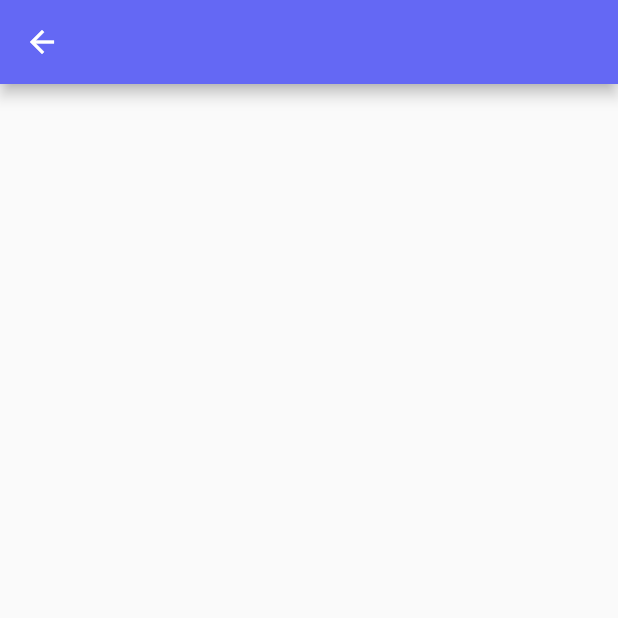
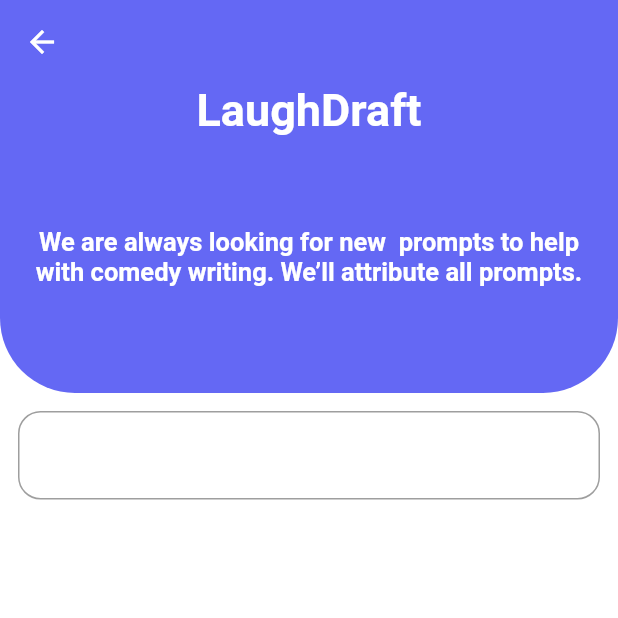
Before and after one commit to himanshu447/comedyApp, a Flutter app: the SubmitPromptWidget screen opened directly, on a phone screen of 412 x 824 dp, the top half of it. Run offline on Flutter 3.47's test engine with Material 2 defaults, Android fonts, the phone set to English and light mode, and no system bars; our stand-ins replace bloc, flutter_bloc, get_it; Roboto replaces fonts that are missing (SF Pro Display).

Commit message:
Half part of submit prompt

```diff
--- a/lib/feacture/submit_prompt/presentation/page/submit_prompt.dart
+++ b/lib/feacture/submit_prompt/presentation/page/submit_prompt.dart
@@ -1,4 +1,6 @@
+import 'package:comedy/share/widget/top_app_bar_widget.dart';
 import 'package:comedy/utils/color_util.dart';
+import 'package:comedy/utils/string_util.dart';
 import 'package:flutter/material.dart';
 
 class SubmitPromptWidget extends StatefulWidget {
@@ -7,16 +9,39 @@
 }
 
 class _SubmitPromptWidgetState extends State<SubmitPromptWidget> {
+
+  final TextEditingController _nameController = TextEditingController();
+  final TextEditingController _emailController = TextEditingController();
+  final TextEditingController _websiteController = TextEditingController();
+  final TextEditingController _promptTextController = TextEditingController();
+
   @override
   Widget build(BuildContext context) {
     return Scaffold(
       appBar: AppBar(
         backgroundColor: AppColor.primary_blue[500],
+        elevation: 0.0,
+      ),
+      body: loadBody,
+    );
+  }
+
+  Widget get loadBody {
+    return SingleChildScrollView(
+      child: Column(
+        children: [
+          TopAppBarWidget(
+            title: AppString.laugh_draft,
+            subTitle: AppString.submit_prompt_top_desc,
+          ),
+          Padding(
+            padding: const EdgeInsets.symmetric(horizontal: 12,vertical: 12),
+            child: TextFormField(
+              controller: _nameController,
+            ),
+          ),
+        ],
       ),
     );
   }
-
-  Widget get loadBody{
-    return Container();
-  }
 }
--- a/lib/main.dart
+++ b/lib/main.dart
@@ -2,6 +2,7 @@
 import 'package:flutter/material.dart';
 import 'package:comedy/injector.dart' as injector;
 
+import 'config/apptheme.dart';
 import 'feacture/landing/presentation/page/landing.dart';
 
 void main() async {
@@ -16,10 +17,7 @@
     return MaterialApp(
       title: 'Flutter Demo',
       debugShowCheckedModeBanner: false,
-      theme: ThemeData(
-        primarySwatch: Colors.blue,
-        visualDensity: VisualDensity.adaptivePlatformDensity,
-      ),
+      theme: AppTheme.themeColors(context),
       onGenerateRoute: RouteGenerator.generateRoute,
       home: LandingView(),
     );
--- a/lib/share/widget/top_app_bar_widget.dart
+++ b/lib/share/widget/top_app_bar_widget.dart
@@ -6,10 +6,12 @@
   final String title;
   final String subTitle;
 
-  const TopAppBarWidget({
-    this.title,
+  TopAppBarWidget({
+    @required this.title,
     this.subTitle,
-  });
+  }) {
+    assert(title != null);
+  }
 
   @override
   Widget build(BuildContext context) {
@@ -35,12 +37,12 @@
           Visibility(
             visible: subTitle != null,
             child: TextComponent(
-              title: subTitle != null ? subTitle :'',
+              title: subTitle != null ? subTitle : '',
               fontSize: 17,
               fontWeight: FontWeight.w600,
               color: AppColor.white,
               textAlign: TextAlign.center,
-              margin: EdgeInsets.only(top: 60),
+              margin: EdgeInsets.only(top: 60,right: 20,left: 20),
             ),
           )
         ],
--- a/lib/utils/color_util.dart
+++ b/lib/utils/color_util.dart
@@ -51,5 +51,7 @@
 
   static const Color bottomBarTextColor = Color(0xFFA69FAD);
 
+  static const Color textFieldBgColor = Color(0xFFF2F3F7);
+
 
 }
--- a/lib/utils/string_util.dart
+++ b/lib/utils/string_util.dart
@@ -1,5 +1,7 @@
 class AppString {
+  ///Common
   static const String app_name = 'ComedyApp';
+  static const String submit = 'Submit';
 
   ///Landing Screen
   static const String home = 'Home';
@@ -16,6 +18,9 @@
   static const String event_and_shows = 'Events and shows';
   static const String event_and_shows_desc = 'Advertise or check out events and shows in the humor-verse.';
 
+  ///submit prompt
+  static const String submit_prompt_top_desc = 'We are always looking for new  prompts to help with comedy writing. We’ll attribute all prompts.';
+
 
 
 }
```
Also changed, not shown: lib/config/apptheme.dart (added, +86 -0 lines), lib/feacture/landing/presentation/page/landing.dart (+2 -5 lines).
